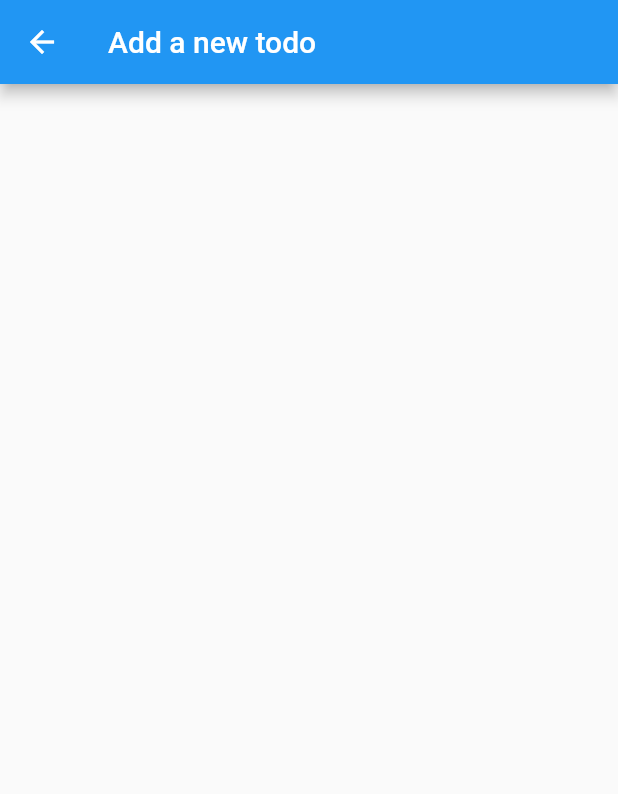
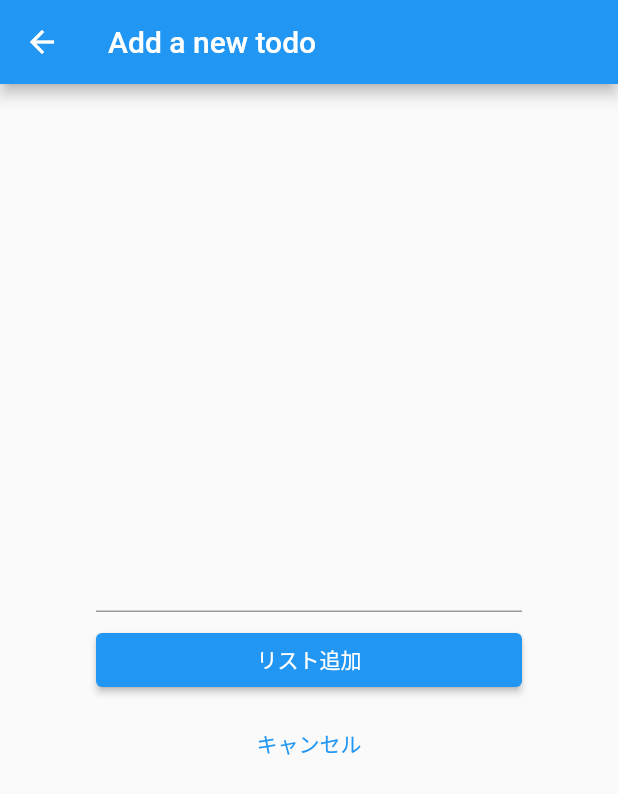
Before and after one commit to takuya-nakayasu/flutter-basic-todo, a Flutter app: the screen it shows after launch, after a tap on the "add" icon, on a phone screen of 412 x 824 dp. Shown: the top 794 px of the screen. Run offline on Flutter 3.47's test engine with Material 2 defaults, Android fonts, the light colour scheme and no system bars.

Commit message:
fix page

```diff
--- a/lib/pages/add_todo_page.dart
+++ b/lib/pages/add_todo_page.dart
@@ -12,6 +12,34 @@ class _AddTodoPageState extends State<AddTodoPage> {
   Widget build(BuildContext context) {
     return Scaffold(
       appBar: AppBar(title: const Text('Add a new todo')),
+      body: Container(
+        padding: EdgeInsets.all(64),
+        child: Column(
+          mainAxisAlignment: MainAxisAlignment.center,
+          children: <Widget>[
+            TextField(),
+            const SizedBox(height: 8),
+            Container(
+              width: double.infinity,
+              child: ElevatedButton(
+                onPressed: () {},
+                child: Text(
+                  'リスト追加',
+                  style: TextStyle(color: Colors.white),
+                ),
+              ),
+            ),
+            const SizedBox(height: 8),
+            Container(
+                width: double.infinity,
+                child: TextButton(
+                    onPressed: () {
+                      Navigator.pop(context);
+                    },
+                    child: Text('キャンセル')))
+          ],
+        ),
+      ),
     );
   }
 }
--- a/lib/pages/todo_list_page.dart
+++ b/lib/pages/todo_list_page.dart
@@ -14,7 +14,15 @@ class _TodoListPageState extends State<TodoListPage> {
   Widget build(BuildContext context) {
     return Scaffold(
       appBar: AppBar(title: const Text("My Todos")),
-      body: Column(),
+      body: ListView(
+        children: <Widget>[
+          Card(
+            child: ListTile(
+              title: Text('aaaa'),
+            ),
+          ),
+        ],
+      ),
       floatingActionButton: FloatingActionButton(
         onPressed: () {
           Navigator.push<void>(
```
